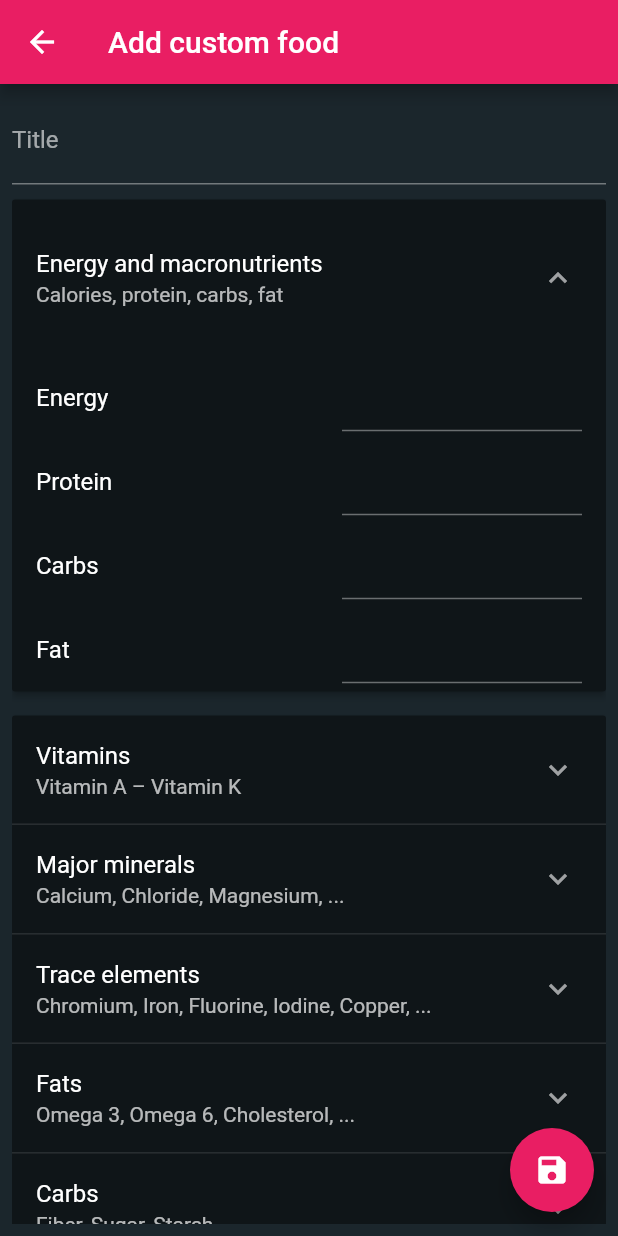
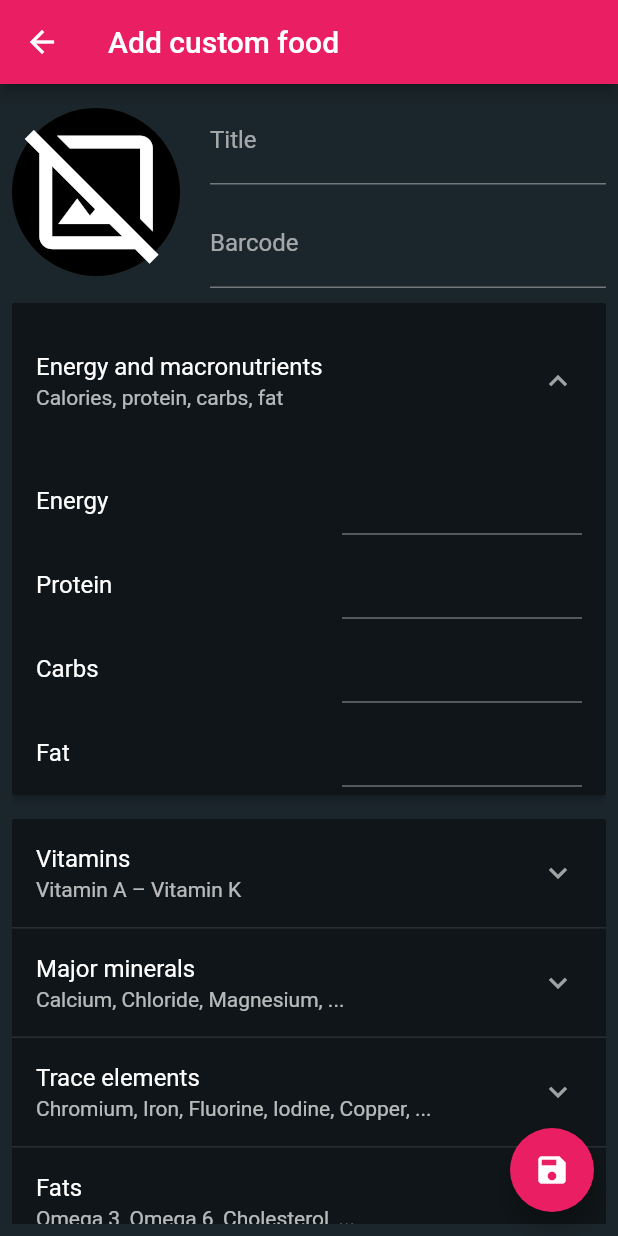
Before and after one commit to christianfl/Energize, a Flutter app: the FoodPage screen opened directly, after a tap on the "add" icon, on a phone screen of 412 x 824 dp. Run offline on Flutter 3.47's test engine with Material 2 defaults, Android fonts, the phone set to English and light mode, and no system bars; our stand-ins replace dio, flutter_speed_dial, shared_preferences, sqflite, table_calendar; missing offline and left inert: encrypt, openfoodfacts, qr_code_scanner; accounts and stored records are empty; generated files the repository leaves out were written again; network calls fail.

Commit message:
Added image and ean code to custom food modal

```diff
--- a/lib/l10n/app_de.arb
+++ b/lib/l10n/app_de.arb
@@ -34,6 +34,7 @@
     "addCustomFood": "Eigene Nahrung hinzufügen",
     "editCustomFood": "Eigene Nahrung bearbeiten",
     "title": "Titel",
+    "barcode": "Barcode",
     "@_SETTINGS": {
     },
     "settings": "Einstellungen",
--- a/lib/l10n/app_en.arb
+++ b/lib/l10n/app_en.arb
@@ -34,6 +34,7 @@
     "addCustomFood": "Add custom food",
     "editCustomFood": "Edit custom food",
     "title": "Title",
+    "barcode": "Barcode",
     "@_SETTINGS": {
     },
     "settings": "Settings",
--- a/lib/pages/tab_food/add_edit_custom_food_modal.dart
+++ b/lib/pages/tab_food/add_edit_custom_food_modal.dart
@@ -18,6 +18,8 @@ class AddEditCustomFoodModalArguments {
 class AddEditCustomFoodModal extends StatefulWidget {
   static const routeName = '/food/add-edit-custom-food';
 
+  static const _foodAvatarRadius = 56.0;
+
   @override
   _AddEditCustomFoodModalState createState() => _AddEditCustomFoodModalState();
 }
@@ -27,6 +29,7 @@ class _AddEditCustomFoodModalState extends State<AddEditCustomFoodModal> {
   Food foodToEditOrCreate = Food(id: 'temp', origin: 'CUSTOM', title: '');
   final _formKey = GlobalKey<FormState>();
   var _foodTitleController = TextEditingController();
+  var _foodEanController = TextEditingController();
   var _foodCaloriesController = TextEditingController();
   var _foodProteinController = TextEditingController();
   var _foodCarbsController = TextEditingController();
@@ -87,6 +90,7 @@ class _AddEditCustomFoodModalState extends State<AddEditCustomFoodModal> {
 
       // Fill all textfields with provided values
       _foodTitleController.text = foodToEditOrCreate.title;
+      _foodEanController.text = (foodToEditOrCreate.ean ?? '').toString();
       _foodCaloriesController.text =
           (foodToEditOrCreate.calories ?? '').toString();
       _foodProteinController.text =
@@ -180,6 +184,7 @@ class _AddEditCustomFoodModalState extends State<AddEditCustomFoodModal> {
     }
 
     foodToEditOrCreate.title = _foodTitleController.text;
+    foodToEditOrCreate.ean = _foodEanController.text;
     foodToEditOrCreate.origin = 'CUSTOM';
     foodToEditOrCreate.calories = _foodCaloriesController.text != ''
         ? double.parse(_foodCaloriesController.text)
@@ -393,6 +398,29 @@ class _AddEditCustomFoodModalState extends State<AddEditCustomFoodModal> {
             padding: const EdgeInsets.all(8.0),
             child: ListView(
               children: [
+                Row(
+                  children: [
+                    (food?.imageThumbnailUrl != null)
+                        ? CircleAvatar(
+                            radius: AddEditCustomFoodModal._foodAvatarRadius,
+                            foregroundImage: NetworkImage(
+                              food!.imageThumbnailUrl!,
+                            ),
+                          )
+                        : CircleAvatar(
+                            backgroundColor: Colors.black,
+                            radius: AddEditCustomFoodModal._foodAvatarRadius,
+                            child: Icon(
+                              Icons.image_not_supported_outlined,
+                              size: AddEditCustomFoodModal._foodAvatarRadius *
+                                  1.8,
+                              color: Colors.white,
+                            ),
+                          ),
+                    const SizedBox(width: 20),
+                    Expanded(
+                      child: Column(
+                        children: [
                           TextFormField(
                             controller: _foodTitleController,
                             keyboardType: TextInputType.text,
@@ -401,11 +429,28 @@ class _AddEditCustomFoodModalState extends State<AddEditCustomFoodModal> {
                             ),
                             validator: (value) {
                               if (value!.isEmpty) {
-                      return AppLocalizations.of(context)!.fieldMandatory;
+                                return AppLocalizations.of(context)!
+                                    .fieldMandatory;
                               }
                               return null;
                             },
                           ),
+                          SizedBox(
+                            height: 10,
+                          ),
+                          TextFormField(
+                            controller: _foodEanController,
+                            keyboardType: TextInputType.number,
+                            decoration: InputDecoration(
+                              labelText: AppLocalizations.of(context)!.barcode,
+                            ),
+                          ),
+                        ],
+                      ),
+                    ),
+                  ],
+                ),
+
                 SizedBox(
                   height: 10,
                 ),
```
Lines whose indentation alone changed are shown as unchanged.
